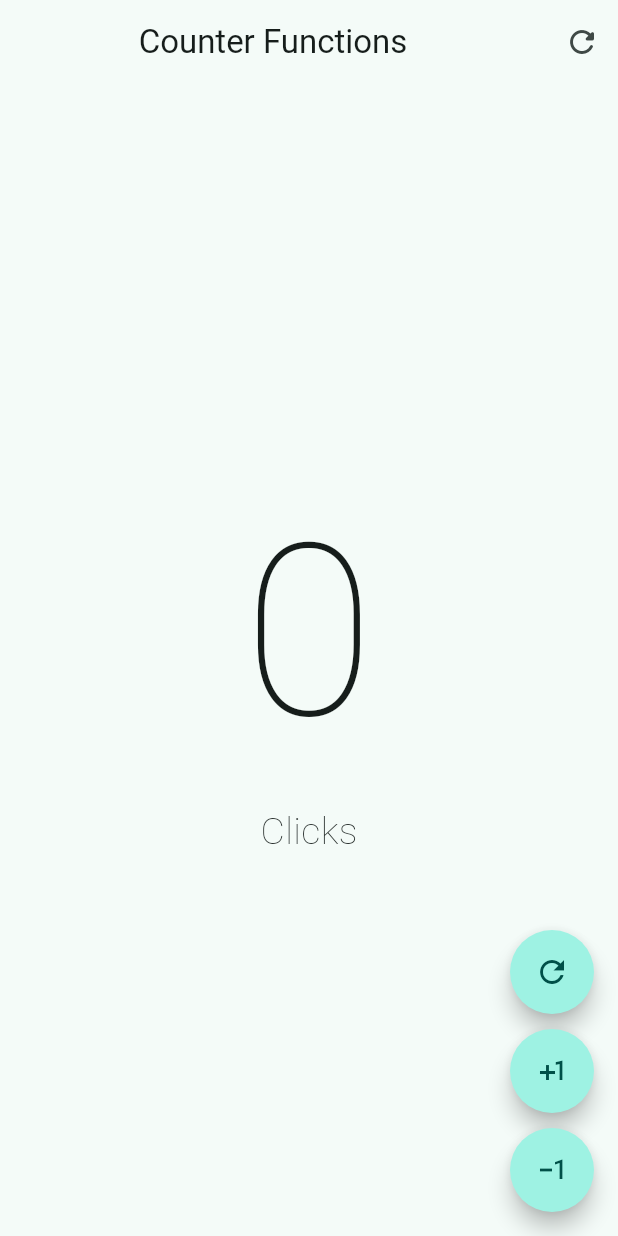
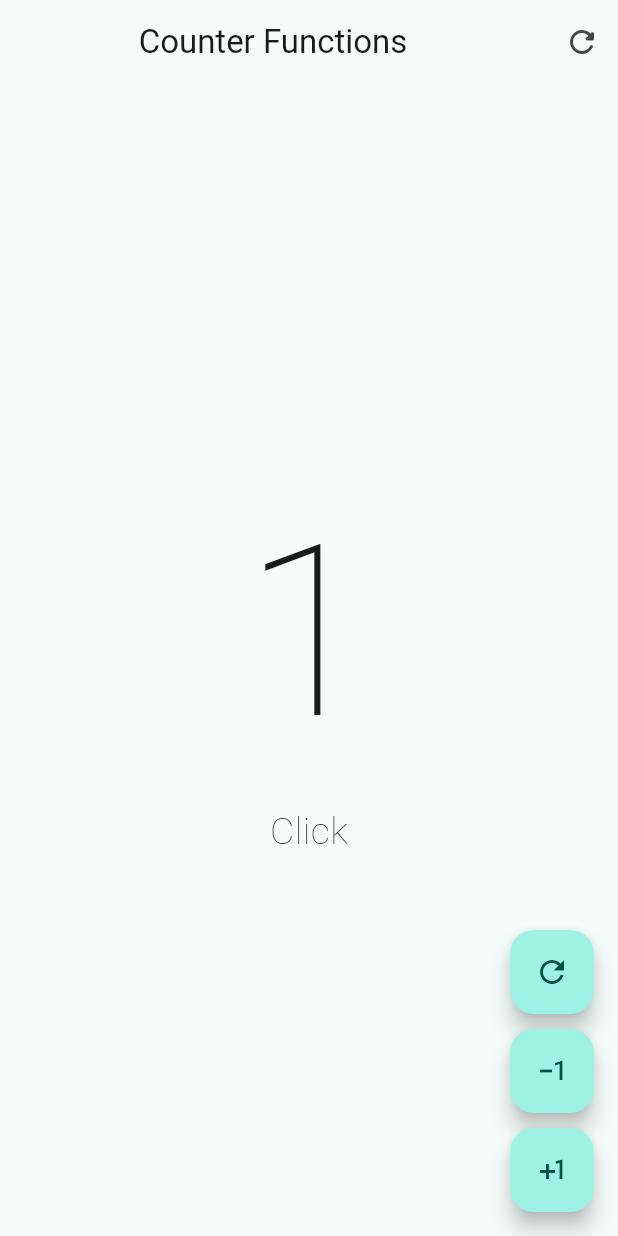
Before and after one commit to oakgarelik/Counter_Mobile_App, a Flutter app: the CounterFunctionsScreen screen opened directly, after a tap on the "plus one" icon, on a phone screen of 412 x 824 dp. Run offline on Flutter 3.47's test engine with Material 3 defaults, Android fonts, the phone set to English and light mode, and no system bars; statements that could not run were skipped.

Commit message:
Final Commit, fully working app

```diff
--- a/lib/presentation/screens/counter/counter_functions_screen.dart
+++ b/lib/presentation/screens/counter/counter_functions_screen.dart
@@ -49,11 +49,27 @@ class _CounterFunctionsScreenState extends State<CounterFunctionsScreen> {
           children: [
             CustomButton(
               icon: Icons.refresh_outlined,
+              onPressed: () {
+                clickCounter = 0;
+                setState(() {});
+              },
             ),
             const SizedBox(height: 10),
-            CustomButton(icon: Icons.plus_one),
+            CustomButton(
+              icon: Icons.exposure_minus_1,
+              onPressed: () {
+                if (clickCounter > 0) clickCounter--;
+                setState(() {});
+              },
+            ),
             const SizedBox(height: 10),
-            CustomButton(icon: Icons.exposure_minus_1),
+            CustomButton(
+              icon: Icons.plus_one,
+              onPressed: () {
+                clickCounter++;
+                setState(() {});
+              },
+            ),
           ],
         ));
   }
@@ -61,17 +77,18 @@ class _CounterFunctionsScreenState extends State<CounterFunctionsScreen> {
 
 class CustomButton extends StatelessWidget {
   final IconData icon;
+  final VoidCallback? onPressed;
 
   const CustomButton({
     super.key,
     required this.icon,
+    this.onPressed,
   });
 
   @override
   Widget build(BuildContext context) {
     return FloatingActionButton(
-      shape: const StadiumBorder(),
-      onPressed: () {},
+      onPressed: onPressed,
       child: Icon(icon),
     );
   }
```
